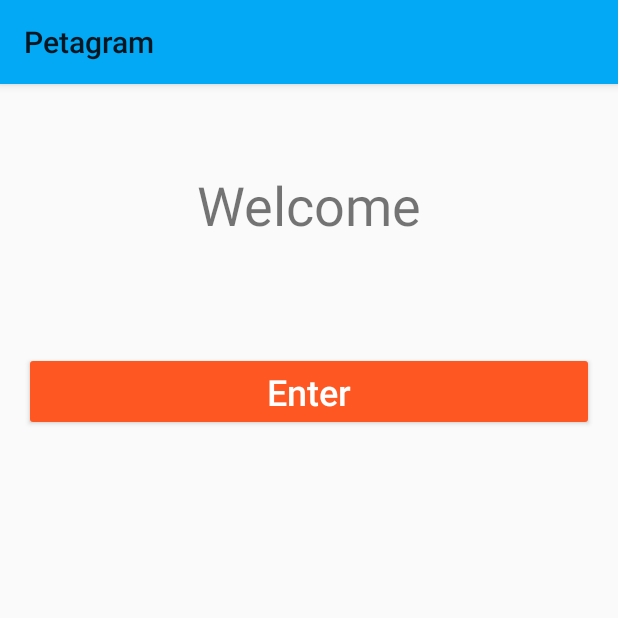
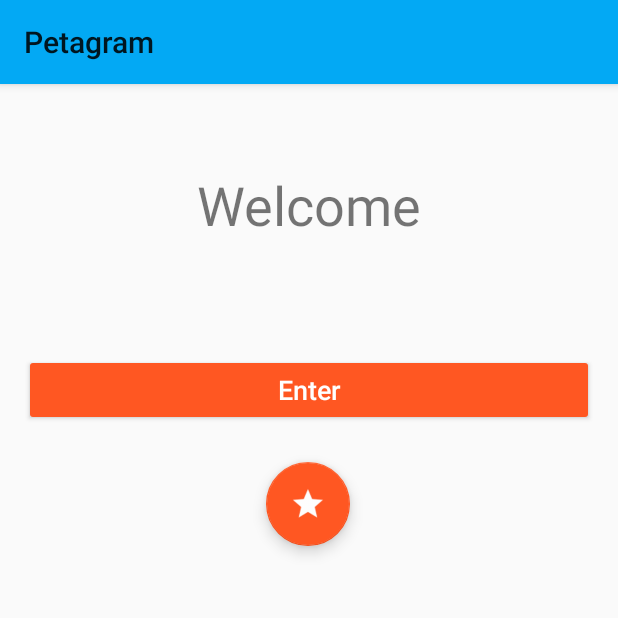
Before and after one commit to RRG2019/Petagram, an Android app: the screen it shows after launch (MainActivity), on a phone screen of 412 x 824 dp, the top half of it. Run offline under Robolectric (Android 15) with nearby library versions, the phone set to English and light mode, and no system bars.

```diff
--- a/app/build.gradle
+++ b/app/build.gradle
@@ -27,6 +27,7 @@ dependencies {
     implementation 'androidx.appcompat:appcompat:1.2.0'
     implementation 'androidx.constraintlayout:constraintlayout:2.0.1'
     implementation 'androidx.recyclerview:recyclerview:1.1.0'
+    implementation 'com.google.android.material:material:1.2.1'
     testImplementation 'junit:junit:4.12'
     androidTestImplementation 'androidx.test.ext:junit:1.1.2'
     androidTestImplementation 'androidx.test.espresso:espresso-core:3.3.0'
--- a/app/src/main/java/com/example/petagram/MainActivity.java
+++ b/app/src/main/java/com/example/petagram/MainActivity.java
@@ -3,6 +3,12 @@ package com.example.petagram;
 import androidx.appcompat.app.AppCompatActivity;
 
 import android.os.Bundle;
+import android.util.Log;
+import android.view.View;
+import android.widget.Toast;
+
+import com.google.android.material.floatingactionbutton.FloatingActionButton;
+import com.google.android.material.snackbar.Snackbar;
 
 public class MainActivity extends AppCompatActivity {
 
@@ -10,5 +16,25 @@ public class MainActivity extends AppCompatActivity {
     protected void onCreate(Bundle savedInstanceState) {
         super.onCreate(savedInstanceState);
         setContentView(R.layout.activity_main);
+        agregarFAB();
+    }
+
+    public void agregarFAB(){
+        FloatingActionButton fab1 = findViewById(R.id.fab1);
+        fab1.setOnClickListener(new View.OnClickListener() {
+            @Override
+            public void onClick(View view) {
+                //Toast.makeText(getBaseContext(), getResources().getString(R.string.mensaje), Toast.LENGTH_SHORT).show();
+                Snackbar.make(view, getResources().getString(R.string.mensaje), Snackbar.LENGTH_LONG)
+                        .setAction(getResources().getString(R.string.text_accion), new View.OnClickListener() {
+                            @Override
+                            public void onClick(View view) {
+                                Log.i("SNACKBAR", "Click en Snackbar");
+                            }
+                        })
+                        .setActionTextColor(getResources().getColor(R.color.colorPrimary))
+                        .show();
+            }
+        });
     }
 }
--- a/app/src/main/res/layout/activity_main.xml
+++ b/app/src/main/res/layout/activity_main.xml
@@ -1,10 +1,15 @@
 <?xml version="1.0" encoding="utf-8"?>
-<androidx.constraintlayout.widget.ConstraintLayout xmlns:android="http://schemas.android.com/apk/res/android"
+<com.google.android.material.circularreveal.coordinatorlayout.CircularRevealCoordinatorLayout
+    xmlns:android="http://schemas.android.com/apk/res/android"
     xmlns:app="http://schemas.android.com/apk/res-auto"
     xmlns:tools="http://schemas.android.com/tools"
     android:layout_width="match_parent"
     android:layout_height="match_parent"
     tools:context=".MainActivity">
+
+        <androidx.constraintlayout.widget.ConstraintLayout
+        android:layout_height="match_parent"
+        android:layout_width="match_parent">
 
             <Button
                 android:id="@+id/bot1"
@@ -16,7 +21,7 @@
                 android:layout_marginRight="16dp"
                 android:text="@string/bot1"
                 android:textAllCaps="false"
-        android:textSize="24sp"
+                android:textSize="18sp"
                 android:theme="@style/miBotonRaised"
                 app:layout_constraintBottom_toBottomOf="parent"
                 app:layout_constraintEnd_toEndOf="parent"
@@ -35,4 +40,18 @@
                 app:layout_constraintHorizontal_bias="0.5"
                 app:layout_constraintStart_toStartOf="parent"
                 app:layout_constraintTop_toTopOf="parent" />
+
+            <com.google.android.material.floatingactionbutton.FloatingActionButton
+            android:id="@+id/fab1"
+            android:layout_width="wrap_content"
+            android:layout_height="wrap_content"
+            android:layout_marginTop="24dp"
+            android:src="@drawable/baseline_grade_white_48dp"
+            app:layout_constraintEnd_toEndOf="parent"
+            app:layout_constraintHorizontal_bias="0.498"
+            app:layout_constraintStart_toStartOf="parent"
+            app:layout_constraintTop_toBottomOf="@+id/bot1" />
+
         </androidx.constraintlayout.widget.ConstraintLayout>
+
+</com.google.android.material.circularreveal.coordinatorlayout.CircularRevealCoordinatorLayout>
--- a/app/src/main/res/values/strings.xml
+++ b/app/src/main/res/values/strings.xml
@@ -2,4 +2,6 @@
     <string name="app_name">Petagram</string>
     <string name="bot1">Enter</string>
     <string name="text1">Welcome</string>
+    <string name="mensaje">Favorito :)</string>
+    <string name="text_accion">Acción</string>
 </resources>
```
Also changed, not shown: app/src/main/res/drawable-hdpi/baseline_grade_white_48dp.png (added), app/src/main/res/drawable-hdpi/baseline_star_black_48dp.png (added), app/src/main/res/drawable-ldpi/baseline_grade_white_48dp.png (added), app/src/main/res/drawable-ldpi/baseline_star_black_48dp.png (added), app/src/main/res/drawable-mdpi/baseline_grade_white_48dp.png (added), app/src/main/res/drawable-mdpi/baseline_star_black_48dp.png (added), app/src/main/res/drawable-tvdpi/baseline_grade_white_48dp.png (added), app/src/main/res/drawable-tvdpi/baseline_star_black_48dp.png (added), app/src/main/res/drawable-xhdpi/baseline_grade_white_48dp.png (added), app/src/main/res/drawable-xhdpi/baseline_star_black_48dp.png (added), app/src/main/res/drawable-xxhdpi/baseline_grade_white_48dp.png (added), app/src/main/res/drawable-xxhdpi/baseline_star_black_48dp.png (added), app/src/main/res/drawable-xxxhdpi/baseline_grade_white_48dp.png (added), app/src/main/res/drawable-xxxhdpi/baseline_star_black_48dp.png (added). Lines whose indentation alone changed are shown as unchanged.
